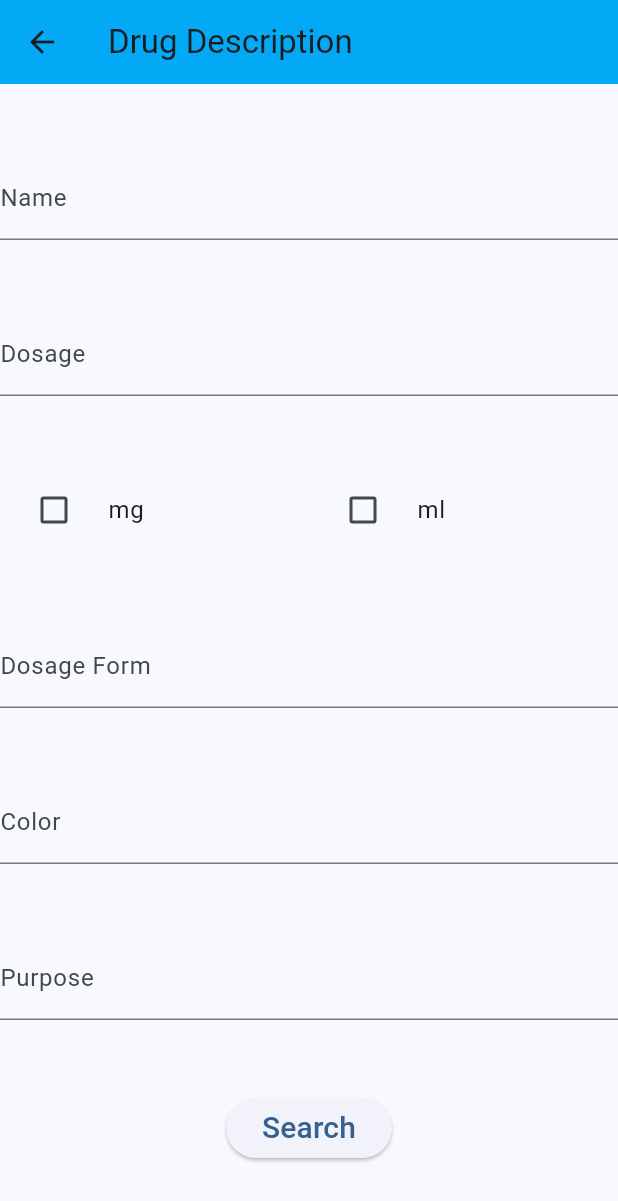
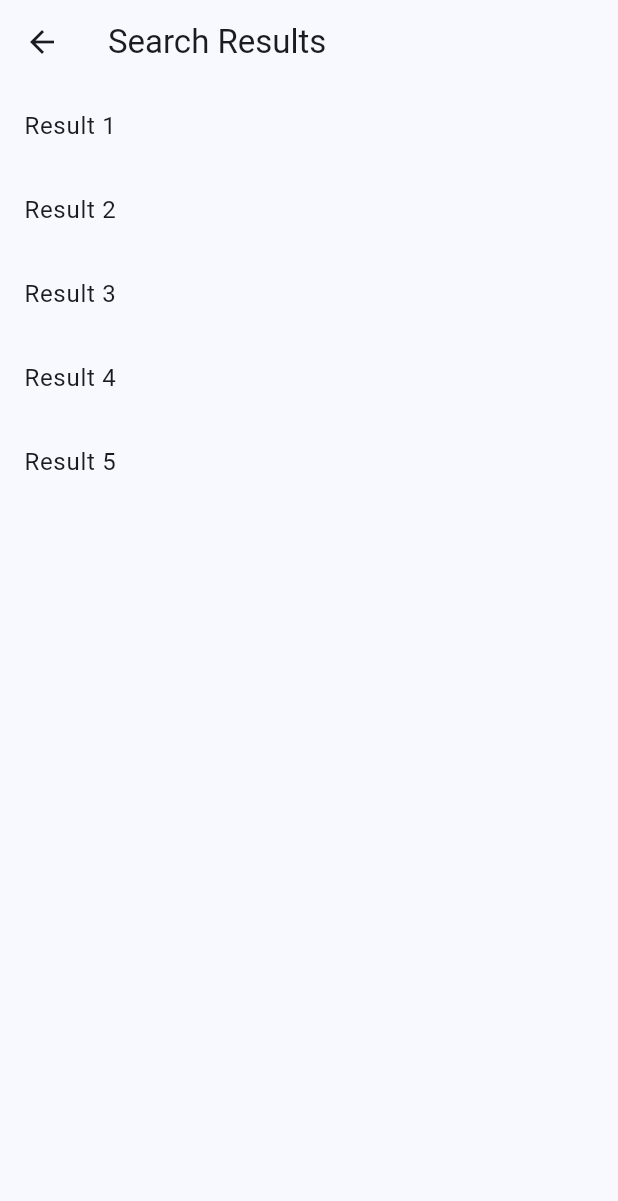
Before and after one commit to AdenaGH/PhotoPillApp, a Flutter app: the InputDrugDescription screen opened directly, after a tap on "Search", on a phone screen of 412 x 824 dp. Shown: the top 1201 px of the screen. Run offline on Flutter 3.47's test engine with Material 2 defaults, Android fonts, the phone set to English and light mode, and no system bars.

Commit message:
search results page made, need to add checks

```diff
--- a/photo_pill/lib/inputDrugDescription.dart
+++ b/photo_pill/lib/inputDrugDescription.dart
@@ -1,4 +1,5 @@
 import 'package:flutter/material.dart';
+import 'package:photo_pill/searchResults.dart';
 
 class InputDrugDescription extends StatefulWidget {
   const InputDrugDescription({Key? key}) : super(key: key);
@@ -86,7 +87,15 @@ class _InputDrugDescriptionState extends State<InputDrugDescription> {
               ),
             ),
             ElevatedButton(
-                onPressed: () {},
+                onPressed: () {
+                  //need to add checks for if druglist is empty
+                  Navigator.push(
+                    context,
+                    MaterialPageRoute(builder: (context) {
+                      return SearchResults();
+                    }),
+                  );
+                },
                 child: const Text(
                   'Search',
                   style: TextStyle(fontSize: 20),
--- /dev/null
+++ b/photo_pill/lib/searchResults.dart
@@ -0,0 +1,39 @@
+import 'package:flutter/material.dart';
+
+class SearchResults extends StatefulWidget {
+  const SearchResults({Key? key}) : super(key: key);
+
+  @override
+  _SearchResults createState() => _SearchResults();
+}
+
+class _SearchResults extends State<SearchResults> {
+  final List<String> results = [
+    'Result 1',
+    'Result 2',
+    'Result 3',
+    'Result 4',
+    'Result 5',
+  ];
+
+  @override
+  Widget build(BuildContext context) {
+    return Scaffold(
+      appBar: AppBar(
+        title: Text('Search Results'),
+      ),
+      body: ListView.builder(
+        itemCount: results.length,
+        itemBuilder: (context, index) {
+          return ListTile(
+            title: Text(results[index]),
+            onTap: () {
+              // Handle the tap on a search result here
+              // You can navigate to a detail page or perform other actions.
+            },
+          );
+        },
+      ),
+    );
+  }
+}
```
